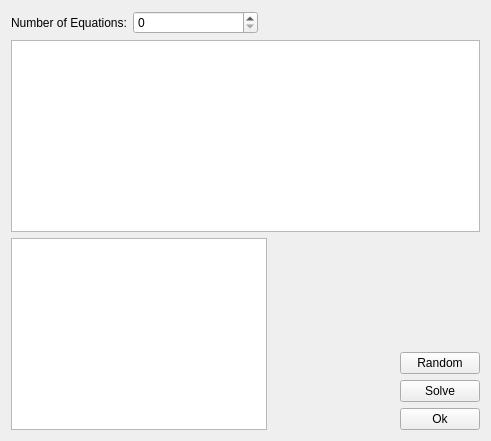
joaodeus/mathgraphica, file gui/systemeq_gui.ui: the form before one commit.
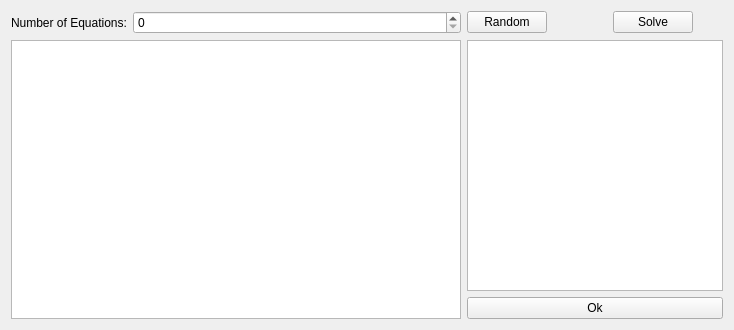
The form after the commit. Icons and pictures are not drawn.

The edit to the form file:
```diff
--- a/gui/systemeq_gui.ui
+++ b/gui/systemeq_gui.ui
@@ -6,8 +6,8 @@
    <rect>
     <x>0</x>
     <y>0</y>
-    <width>491</width>
-    <height>438</height>
+    <width>734</width>
+    <height>330</height>
    </rect>
   </property>
   <property name="windowTitle">
@@ -18,36 +18,6 @@
     <normaloff>:/images/images/sist_eq2.png</normaloff>:/images/images/sist_eq2.png</iconset>
   </property>
   <layout class="QGridLayout" name="gridLayout">
-   <item row="2" column="5">
-    <spacer name="verticalSpacer">
-     <property name="orientation">
-      <enum>Qt::Vertical</enum>
-     </property>
-     <property name="sizeHint" stdset="0">
-      <size>
-       <width>20</width>
-       <height>40</height>
-      </size>
-     </property>
-    </spacer>
-   </item>
-   <item row="2" column="0" rowspan="4" colspan="5">
-    <widget class="QTableWidget" name="tableWidget_systemEq_result">
-     <property name="sizePolicy">
-      <sizepolicy hsizetype="Maximum" vsizetype="MinimumExpanding">
-       <horstretch>0</horstretch>
-       <verstretch>0</verstretch>
-      </sizepolicy>
-     </property>
-    </widget>
-   </item>
-   <item row="3" column="5">
-    <widget class="QPushButton" name="pushButton_random">
-     <property name="text">
-      <string>Random</string>
-     </property>
-    </widget>
-   </item>
    <item row="0" column="0">
     <widget class="QLabel" name="label">
      <property name="sizePolicy">
@@ -61,31 +31,30 @@
      </property>
     </widget>
    </item>
-   <item row="4" column="5">
-    <widget class="QPushButton" name="pushButton_solve">
-     <property name="text">
-      <string>Solve</string>
+   <item row="0" column="2">
+    <widget class="QPushButton" name="pushButton_random">
+     <property name="sizePolicy">
+      <sizepolicy hsizetype="Maximum" vsizetype="Fixed">
+       <horstretch>0</horstretch>
+       <verstretch>0</verstretch>
+      </sizepolicy>
      </property>
-    </widget>
-   </item>
-   <item row="5" column="5">
-    <widget class="QPushButton" name="pushButton_ok">
      <property name="text">
-      <string>Ok</string>
+      <string>Random</string>
      </property>
     </widget>
    </item>
-   <item row="1" column="0" colspan="6">
+   <item row="1" column="0" rowspan="4" colspan="2">
     <widget class="QTableWidget" name="tableWidget_systemEquations">
      <property name="sizePolicy">
-      <sizepolicy hsizetype="Expanding" vsizetype="MinimumExpanding">
+      <sizepolicy hsizetype="MinimumExpanding" vsizetype="MinimumExpanding">
        <horstretch>0</horstretch>
        <verstretch>0</verstretch>
       </sizepolicy>
      </property>
     </widget>
    </item>
-   <item row="0" column="1" colspan="2">
+   <item row="0" column="1">
     <widget class="QSpinBox" name="spinBox_nEquations">
      <property name="sizePolicy">
       <sizepolicy hsizetype="Minimum" vsizetype="Preferred">
@@ -98,6 +67,45 @@
      </property>
     </widget>
    </item>
+   <item row="0" column="3">
+    <widget class="QPushButton" name="pushButton_solve">
+     <property name="sizePolicy">
+      <sizepolicy hsizetype="Maximum" vsizetype="Fixed">
+       <horstretch>0</horstretch>
+       <verstretch>0</verstretch>
+      </sizepolicy>
+     </property>
+     <property name="text">
+      <string>Solve</string>
+     </property>
+    </widget>
+   </item>
+   <item row="1" column="2" rowspan="3" colspan="2">
+    <widget class="QTableWidget" name="tableWidget_systemEq_result">
+     <property name="sizePolicy">
+      <sizepolicy hsizetype="Minimum" vsizetype="MinimumExpanding">
+       <horstretch>0</horstretch>
+       <verstretch>0</verstretch>
+      </sizepolicy>
+     </property>
+     <property name="horizontalScrollBarPolicy">
+      <enum>Qt::ScrollBarAsNeeded</enum>
+     </property>
+    </widget>
+   </item>
+   <item row="4" column="2" colspan="2">
+    <widget class="QPushButton" name="pushButton_ok">
+     <property name="sizePolicy">
+      <sizepolicy hsizetype="Minimum" vsizetype="Fixed">
+       <horstretch>0</horstretch>
+       <verstretch>0</verstretch>
+      </sizepolicy>
+     </property>
+     <property name="text">
+      <string>Ok</string>
+     </property>
+    </widget>
+   </item>
   </layout>
  </widget>
  <resources>
```
